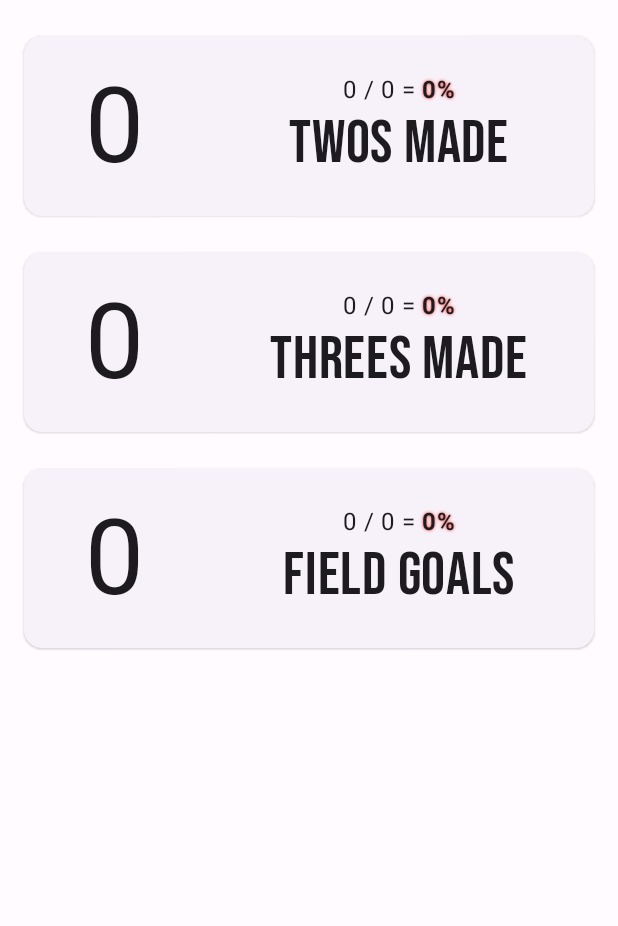
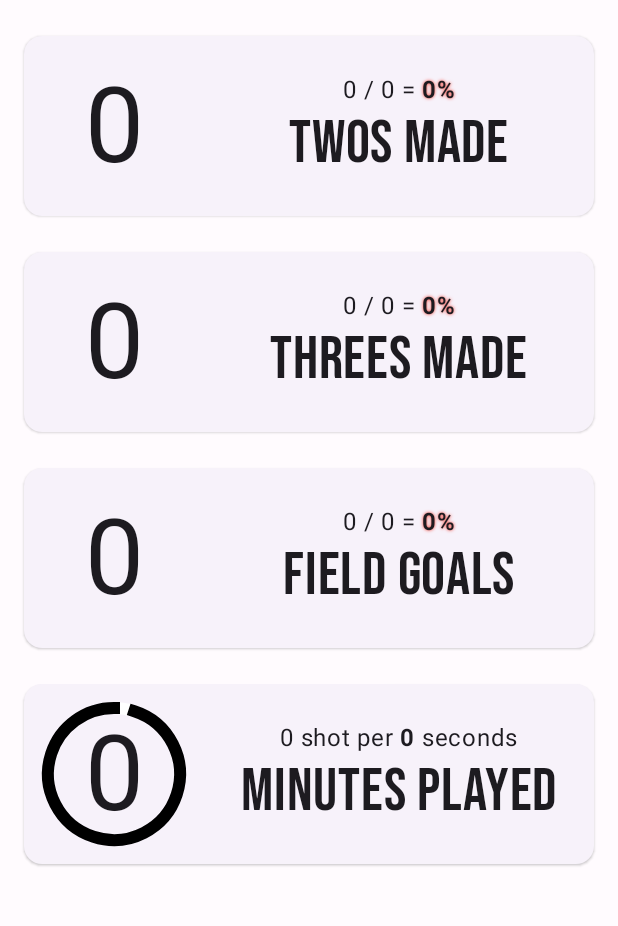
Before and after one commit to granttheyeti/PocketStats, an Android app built with Jetpack Compose: the screen it shows after launch (FullscreenActivity), on a phone screen of 412 x 824 dp, the part 96-1022 px from its top. Run offline under Robolectric (Android 15) with nearby library versions, the phone set to English and light mode, and no system bars; our stand-ins replace livedata-compose.

Commit message:
add minutes played, with shots per second

```diff
--- a/app/src/main/java/app/pocketstats/DataViewModel.kt
+++ b/app/src/main/java/app/pocketstats/DataViewModel.kt
@@ -3,9 +3,28 @@ package app.pocketstats
 import androidx.lifecycle.LiveData
 import androidx.lifecycle.MutableLiveData
 import androidx.lifecycle.ViewModel
+import java.util.*
 
 
 class DataViewModel : ViewModel() {
+    private val _seconds = MutableLiveData(0)
+    val seconds: LiveData<Int> = _seconds
+    private var timer: Timer? = null
+    fun startTimer() {
+        timer = Timer().apply {
+            val task = object : TimerTask() {
+                override fun run() {
+                    _seconds.postValue(_seconds.value?.inc())
+                }
+            }
+            scheduleAtFixedRate(task, 1000L, 1000L)
+        }
+    }
+
+    fun stopTimer() {
+        timer?.cancel()
+    }
+
     private val _twosMade = MutableLiveData(0)
     val twosMade: LiveData<Int> = _twosMade
     fun twosMadeInc() {
@@ -66,6 +85,7 @@ class DataViewModel : ViewModel() {
         _threesMade.value = 0
         _threesMissed.value = 0
         _lastKeyEvent.value = 0
+        _seconds.value = 0
         _lastMakeTime.value = System.nanoTime()
         _lastMissTime.value = System.nanoTime()
     }
--- a/app/src/main/java/app/pocketstats/FullscreenActivity.kt
+++ b/app/src/main/java/app/pocketstats/FullscreenActivity.kt
@@ -21,6 +21,16 @@ class FullscreenActivity : ComponentActivity() {
         }
         window.addFlags(WindowManager.LayoutParams.FLAG_KEEP_SCREEN_ON)
         hideSystemUI()
+    }
+
+    override fun onResume() {
+        super.onResume()
+        dataViewModel.startTimer()
+    }
+
+    override fun onPause() {
+        super.onPause()
+        dataViewModel.stopTimer()
     }
 
     private fun hideSystemUI() {
--- a/app/src/main/java/app/pocketstats/MyApp.kt
+++ b/app/src/main/java/app/pocketstats/MyApp.kt
@@ -19,6 +19,7 @@ import androidx.compose.ui.graphics.Shadow
 import androidx.compose.ui.graphics.StrokeCap
 import androidx.compose.ui.graphics.drawscope.Stroke
 import androidx.compose.ui.res.painterResource
+import androidx.compose.ui.text.AnnotatedString
 import androidx.compose.ui.text.SpanStyle
 import androidx.compose.ui.text.buildAnnotatedString
 import androidx.compose.ui.text.font.Font
@@ -45,6 +46,7 @@ fun MyApp(viewModel: DataViewModel = viewModel()) {
     val twosMissed by viewModel.twosMissed.observeAsState()
     val threesMade by viewModel.threesMade.observeAsState()
     val threesMissed by viewModel.threesMissed.observeAsState()
+    val seconds by viewModel.seconds.observeAsState()
 
     PocketStatsTheme {
         val showInstructions = remember { mutableStateOf(false) }
@@ -82,7 +84,8 @@ fun MyApp(viewModel: DataViewModel = viewModel()) {
                             ups = twosMade!!,
                             downs = twosMissed!!,
                             ups2 = threesMade!!,
-                            downs2 = threesMissed!!
+                            downs2 = threesMissed!!,
+                            seconds = seconds!!
                         )
                         Spacer(modifier = Modifier.height(16.dp))
                     }
@@ -164,11 +167,12 @@ fun Instructions() {
         )
         Spacer(modifier = Modifier.padding(vertical = 4.dp))
         Text("The screen will stay on until you exit the app", textAlign = TextAlign.Center)
+        Text("The timer only pauses when you leave the app", textAlign = TextAlign.Center)
     }
 }
 
 @Composable
-fun Stats(ups: Int, downs: Int, ups2: Int, downs2: Int) {
+fun Stats(ups: Int, downs: Int, ups2: Int, downs2: Int, seconds: Int) {
     Column(
         horizontalAlignment = Alignment.Start,
         modifier = Modifier.fillMaxWidth()
@@ -178,15 +182,46 @@ fun Stats(ups: Int, downs: Int, ups2: Int, downs2: Int) {
         StatLine(ups2, downs2, "Threes made")
         Spacer(modifier = Modifier.height(24.dp))
         StatLine(ups + ups2, downs + downs2, "Field goals")
+        Spacer(modifier = Modifier.height(24.dp))
+        TimeLine(seconds, downs + downs2 + ups + ups2, "Minutes Played")
     }
 }
 
 @Composable
-fun StatLine(success: Int, failure: Int, metric: String) {
-    val total = success + failure
-    val percent =
-        if (success > 0 || failure > 0) success.toDouble().div(success.plus(failure)).times(100)
-            .roundToInt() else 0
+fun TimeLine(seconds: Int, shots: Int, metric: String) {
+    val secondsPerShot =
+        if (seconds > 0 && shots > 0) seconds.toDouble().div(shots).roundToInt() else 0
+    val clockSeconds = seconds.mod(60)
+    val annotatedString = buildAnnotatedString {
+        append(if (secondsPerShot == 0) "0 shot per " else "1 shot per ")
+        withStyle(
+            style = SpanStyle(
+                fontWeight = FontWeight.Bold,
+            )
+        ) {
+            append("$secondsPerShot")
+        }
+        append(" seconds")
+    }
+    GenericLine(
+        bigNumberString = seconds.div(60).toString(),
+        metric = metric,
+        values = listOf(clockSeconds.toFloat(), 60.minus(clockSeconds).toFloat()),
+        colors = if (seconds.mod(120) < 60) listOf(
+            Color.White, Color.Black
+        ) else listOf(
+            Color.Black, Color.White
+        ),
+        annotatedString = annotatedString,
+        startAngle = -90f
+    )
+}
+
+@Composable
+fun GenericLine(
+    bigNumberString: String, metric: String, values: List<Float>,
+    colors: List<Color>, annotatedString: AnnotatedString, startAngle: Float
+) {
     ElevatedCard(
         modifier = Modifier
             .fillMaxWidth()
@@ -200,12 +235,14 @@ fun StatLine(success: Int, failure: Int, metric: String) {
                     .padding(10.dp), contentAlignment = Alignment.Center
             ) {
                 DoughnutChart(
-                    values = listOf(success.toFloat(), failure.toFloat()), colors = listOf(
-                        ShootingWellColor, ShootingPoorlyColor
-                    ), size = s, thickness = 8.dp
+                    values = values,
+                    colors = colors,
+                    size = s,
+                    thickness = 8.dp,
+                    startAngle = startAngle
                 )
                 AutosizeText(
-                    success.toString(), 70.sp, Modifier
+                    bigNumberString, 70.sp, Modifier
                         .padding(horizontal = 16.dp)
                 )
             }
@@ -215,8 +252,24 @@ fun StatLine(success: Int, failure: Int, metric: String) {
                     .fillMaxWidth()
                     .padding(horizontal = 4.dp)
             ) {
+                Text(annotatedString, fontSize = 16.sp)
                 Text(
-                    buildAnnotatedString {
+                    metric,
+                    fontSize = 40.sp,
+                    fontFamily = FontFamily(Font(R.font.bebasneue_regular, FontWeight.Normal))
+                )
+            }
+        }
+    }
+}
+
+@Composable
+fun StatLine(success: Int, failure: Int, metric: String) {
+    val total = success + failure
+    val percent =
+        if (success > 0 || failure > 0) success.toDouble().div(success.plus(failure)).times(100)
+            .roundToInt() else 0
+    val annotatedString = buildAnnotatedString {
         append("$success / $total = ")
 
         withStyle(
@@ -230,16 +283,17 @@ fun StatLine(success: Int, failure: Int, metric: String) {
         ) {
             append("$percent%")
         }
-                    }, fontSize = 16.sp
+    }
+    GenericLine(
+        bigNumberString = success.toString(),
+        metric = metric,
+        values = listOf(success.toFloat(), failure.toFloat()),
+        colors = listOf(
+            ShootingWellColor, ShootingPoorlyColor
+        ),
+        annotatedString = annotatedString,
+        startAngle = 90f
     )
-                Text(
-                    metric,
-                    fontSize = 40.sp,
-                    fontFamily = FontFamily(Font(R.font.bebasneue_regular, FontWeight.Normal))
-                )
-            }
-        }
-    }
 }
 
 fun getShadow(percent: Int): Color {
@@ -284,7 +338,8 @@ fun DoughnutChart(
     values: List<Float>,
     colors: List<Color>,
     size: Dp,
-    thickness: Dp
+    thickness: Dp,
+    startAngle: Float
 ) {
 
     // Sum of all the values
@@ -305,17 +360,17 @@ fun DoughnutChart(
             .fillMaxSize()
             .padding(size.times(0.05f))
     ) {
-        var startAngle = 90f
+        var startDrawingAngle = startAngle
 
         for (i in values.indices) {
             drawArc(
                 color = colors[i],
-                startAngle = startAngle,
+                startAngle = startDrawingAngle,
                 sweepAngle = sweepAngles[i],
                 useCenter = false,
                 style = Stroke(width = thickness.toPx(), cap = StrokeCap.Square),
             )
-            startAngle += sweepAngles[i]
+            startDrawingAngle += sweepAngles[i]
         }
     }
 }
```
Lines whose indentation alone changed are shown as unchanged.
